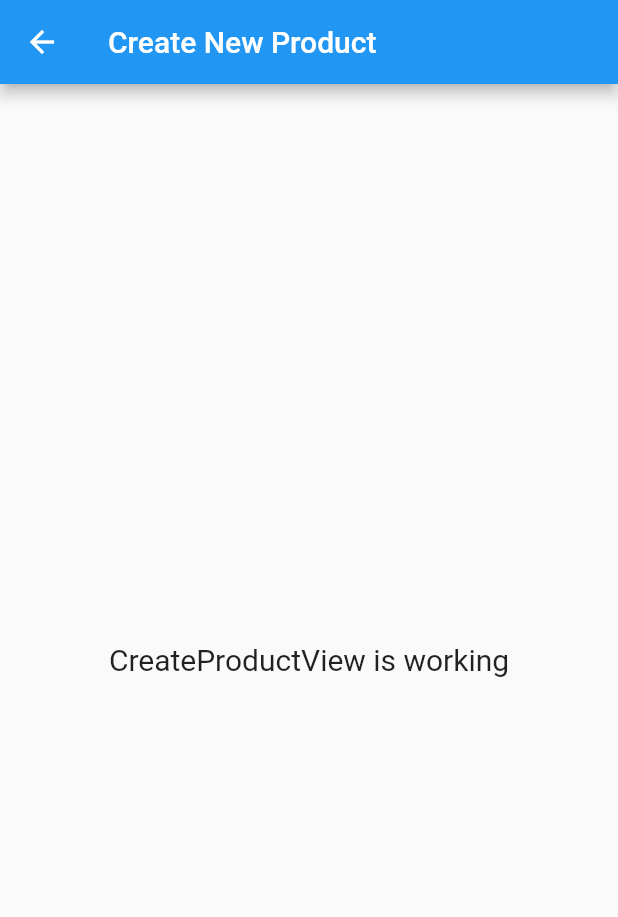
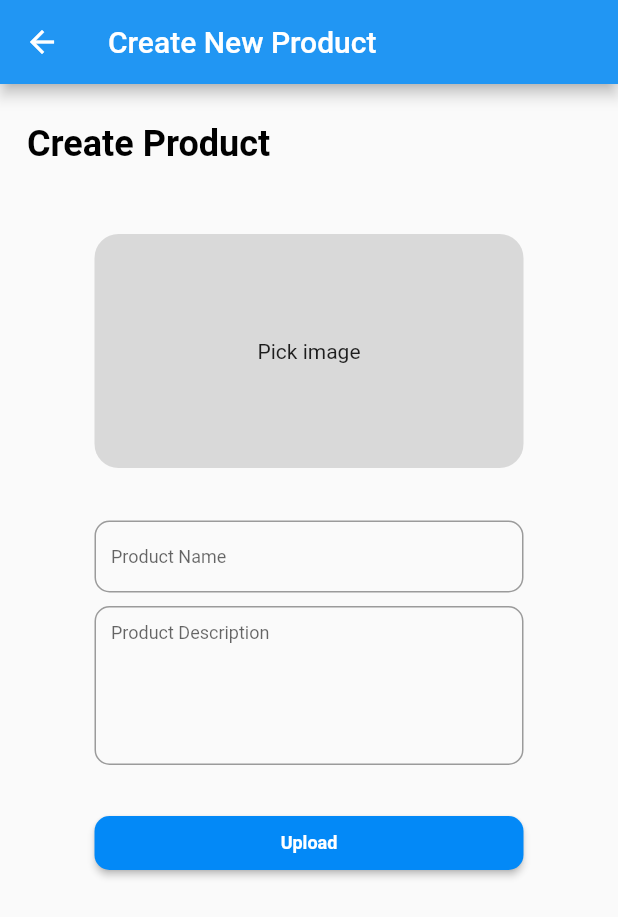
Before and after one commit to yayanrw/abersoft_test, a Flutter app: the CreateProductView screen opened by its route, on a phone screen of 412 x 824 dp. Shown: the top 917 px of the screen. Run offline on Flutter 3.47's test engine with Material 2 defaults, Android fonts, the phone set to English and light mode, and no system bars; our stand-ins replace cached_network_image, dartz, equatable, form_validator, get, get_storage and 5 more; accounts and stored records are empty; project files that could hold a hidden picture were left out.

Commit message:
fix load image from image picker

```diff
--- a/lib/app/presentation/pages/create_product/create_product_controller.dart
+++ b/lib/app/presentation/pages/create_product/create_product_controller.dart
@@ -12,7 +12,7 @@ class CreateProductController extends GetxController {
 
   final ImagePicker _imagePicker = ImagePicker();
 
-  late XFile image;
+  XFile? pickedImage;
 
   bool isLoading = false;
   bool _isPermissionGranted = false;
@@ -49,15 +49,15 @@ class CreateProductController extends GetxController {
       return _getStoragePermission();
     }
 
-    final pickedImage = await _imagePicker.pickImage(
+    pickedImage = await _imagePicker.pickImage(
       source: ImageSource.gallery,
       imageQuality: 80,
     );
-
-    if (pickedImage != null) {
-      image = XFile(pickedImage.path);
-    }
+    if (pickedImage == null) return;
+    update();
   }
 
-  Future<void> handleUpload() async {}
+  Future<void> handleUpload() async {
+    pickedImage;
+  }
 }
--- a/lib/app/presentation/pages/create_product/create_product_view.dart
+++ b/lib/app/presentation/pages/create_product/create_product_view.dart
@@ -1,5 +1,8 @@
+import 'package:abersoft_test/app/presentation/widgets/buttons/button_widget.dart';
+import 'package:abersoft_test/app/presentation/widgets/images/product_image_picker_widget.dart';
+import 'package:abersoft_test/app/presentation/widgets/text_form_fields/input_text_widget.dart';
+import 'package:abersoft_test/app/presentation/widgets/texts/TitleWidget.dart';
 import 'package:flutter/material.dart';
-
 import 'package:get/get.dart';
 
 import 'create_product_controller.dart';
@@ -14,10 +17,53 @@ class CreateProductView extends GetView<CreateProductController> {
         appBar: AppBar(
           title: const Text('Create New Product'),
         ),
-        body: const Center(
-          child: Text(
-            'CreateProductView is working',
-            style: TextStyle(fontSize: 20),
+        body: SingleChildScrollView(
+          child: Column(
+            mainAxisAlignment: MainAxisAlignment.start,
+            crossAxisAlignment: CrossAxisAlignment.start,
+            children: [
+              const SizedBox(
+                height: 26,
+              ),
+              const TitleWidget(text: "Create Product"),
+              Padding(
+                padding: const EdgeInsets.symmetric(horizontal: 63),
+                child: Column(
+                  mainAxisAlignment: MainAxisAlignment.start,
+                  crossAxisAlignment: CrossAxisAlignment.center,
+                  children: [
+                    const SizedBox(height: 46),
+                    ProductImagePickerWidget(
+                      onTap: () {
+                        controller.pickImage();
+                      },
+                      image: controller.pickedImage,
+                    ),
+                    const SizedBox(height: 35),
+                    InputTextWidget(
+                      controller: controller.productNameController,
+                      hintText: "Product Name",
+                      textAlign: TextAlign.start,
+                    ),
+                    const SizedBox(height: 9),
+                    InputTextWidget(
+                      minLines: 6,
+                      controller: controller.productDescriptionController,
+                      hintText: "Product Description",
+                      textAlign: TextAlign.start,
+                    ),
+                    const SizedBox(height: 28),
+                    ButtonWidget(
+                      text: "Upload",
+                      isLoading: controller.isLoading,
+                      onPressed: () {
+                        controller.handleUpload();
+                      },
+                    )
+                  ],
+                ),
+              )
+            ],
           ),
         ),
       );
--- /dev/null
+++ b/lib/app/presentation/widgets/images/product_image_picker_widget.dart
@@ -0,0 +1,39 @@
+import 'dart:io';
+
+import 'package:flutter/material.dart';
+import 'package:image_picker/image_picker.dart';
+
+class ProductImagePickerWidget extends StatelessWidget {
+  const ProductImagePickerWidget({super.key, this.image, required this.onTap});
+
+  final VoidCallback onTap;
+  final XFile? image;
+
+  @override
+  Widget build(BuildContext context) {
+    return GestureDetector(
+      onTap: onTap,
+      child: Container(
+        width: double.infinity,
+        height: 156,
+        decoration: const BoxDecoration(
+          color: Color(0xFFD9D9D9),
+          borderRadius: BorderRadius.all(Radius.circular(16)),
+        ),
+        child: image == null
+            ? const Center(
+                child: Text("Pick image"),
+              )
+            : ClipRRect(
+                borderRadius: const BorderRadius.all(
+                  Radius.circular(16),
+                ),
+                child: Image.file(
+                  File(image!.path),
+                  fit: BoxFit.cover,
+                ),
+              ),
+      ),
+    );
+  }
+}
```
